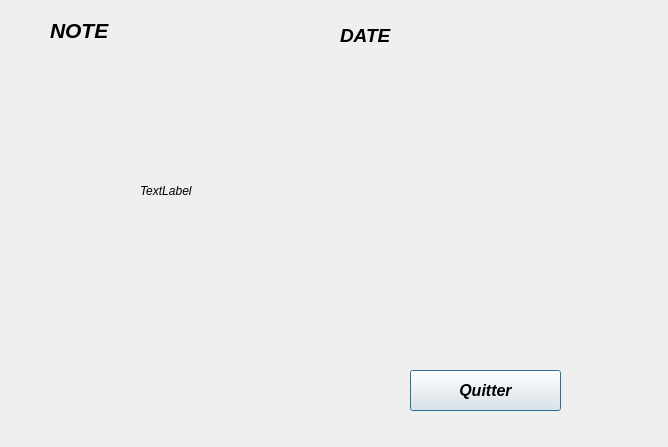
This is Projet_qcm (1)/note.ui in Martialmonjoh/QcmQt as Qt 5 draws it before an edit. The edited form follows.
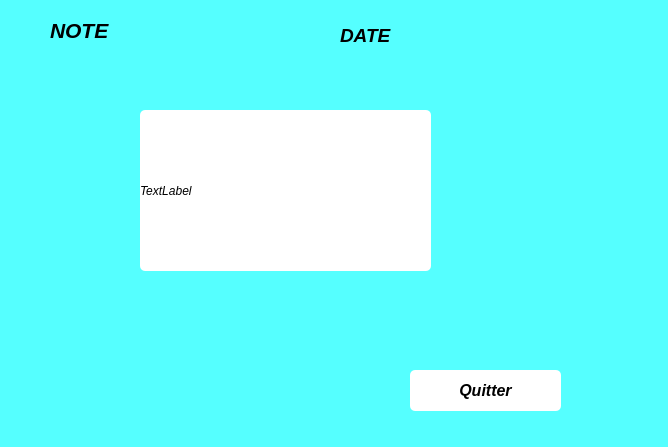
This is the edited form.

```diff
--- a/Projet_qcm (1)/note.ui
+++ b/Projet_qcm (1)/note.ui
@@ -13,6 +13,9 @@
   <property name="windowTitle">
    <string>Dialog</string>
   </property>
+  <property name="styleSheet">
+   <string notr="true">background:rgb(85, 255, 255)</string>
+  </property>
   <widget class="QLabel" name="label_note">
    <property name="geometry">
     <rect>
@@ -49,6 +52,9 @@
      <italic>true</italic>
     </font>
    </property>
+   <property name="styleSheet">
+    <string notr="true">background: white; border:1 px solid;border-radius:5px</string>
+   </property>
    <property name="text">
     <string>TextLabel</string>
    </property>
@@ -70,6 +76,9 @@
      <bold>true</bold>
     </font>
    </property>
+   <property name="styleSheet">
+    <string notr="true">background: white; border:1 px solid;border-radius:5px</string>
+   </property>
    <property name="text">
     <string>Quitter</string>
    </property>
```
